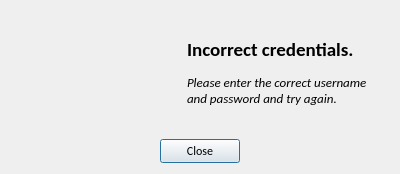
The window that ui/signInFailure.ui (nfoert/jadelauncher_actionstest) describes before a commit, drawn with Qt 5.
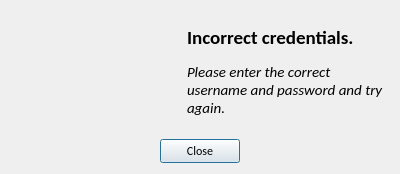
The same window after the commit. Icons and pictures are not drawn.

Patch:
```diff
--- a/ui/signInFailure.ui
+++ b/ui/signInFailure.ui
@@ -74,7 +74,7 @@
           </font>
          </property>
          <property name="text">
-          <string>&lt;html&gt;&lt;head/&gt;&lt;body&gt;&lt;p&gt;&lt;span style=&quot; font-size:14pt; font-weight:600;&quot;&gt;Incorrect credentials.&lt;/span&gt;&lt;/p&gt;&lt;p&gt;&lt;span style=&quot; font-size:10pt; font-style:italic;&quot;&gt;Please enter the correct username and password and try again.&lt;/span&gt;&lt;/p&gt;&lt;/body&gt;&lt;/html&gt;</string>
+          <string>&lt;html&gt;&lt;head/&gt;&lt;body&gt;&lt;p&gt;&lt;span style=&quot; font-size:14pt; font-weight:600;&quot;&gt;Incorrect credentials.&lt;/span&gt;&lt;/p&gt;&lt;p&gt;&lt;span style=&quot; font-size:11pt; font-style:italic;&quot;&gt;Please enter the correct username and password and try again.&lt;/span&gt;&lt;/p&gt;&lt;/body&gt;&lt;/html&gt;</string>
          </property>
          <property name="wordWrap">
           <bool>true</bool>
```
